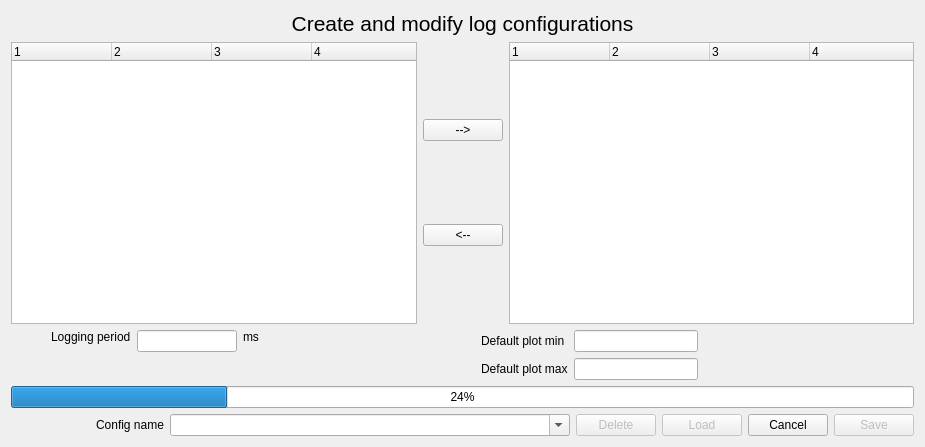
bitcraze/crazyflie-clients-python, file lib/cfclient/ui/dialogs/logconfigdialogue.ui: the form before one commit.
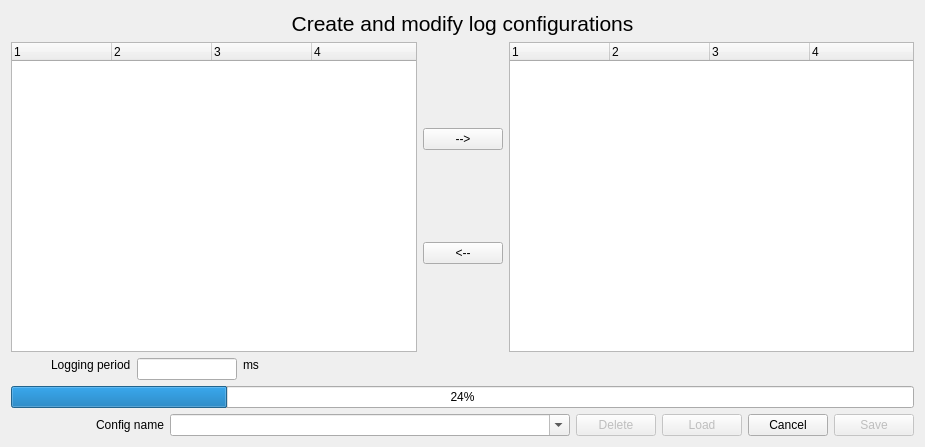
The form after the commit.

Commit message: Removed plot-range setting for log configs

Patch:
```diff
--- a/lib/cfclient/ui/dialogs/logconfigdialogue.ui
+++ b/lib/cfclient/ui/dialogs/logconfigdialogue.ui
@@ -177,47 +177,6 @@
          </property>
         </spacer>
        </item>
-       <item>
-        <layout class="QVBoxLayout" name="min_max_layout">
-         <item>
-          <layout class="QGridLayout" name="gridLayout_3">
-           <item row="0" column="1">
-            <widget class="QLineEdit" name="_plot_min"/>
-           </item>
-           <item row="1" column="1">
-            <widget class="QLineEdit" name="_plot_max"/>
-           </item>
-           <item row="0" column="0">
-            <widget class="QLabel" name="label_4">
-             <property name="text">
-              <string>Default plot min</string>
-             </property>
-            </widget>
-           </item>
-           <item row="1" column="0">
-            <widget class="QLabel" name="label_5">
-             <property name="text">
-              <string>Default plot max</string>
-             </property>
-            </widget>
-           </item>
-          </layout>
-         </item>
-        </layout>
-       </item>
-       <item>
-        <spacer name="horizontalSpacer">
-         <property name="orientation">
-          <enum>Qt::Horizontal</enum>
-         </property>
-         <property name="sizeHint" stdset="0">
-          <size>
-           <width>40</width>
-           <height>20</height>
-          </size>
-         </property>
-        </spacer>
-       </item>
       </layout>
      </item>
      <item>
```
The commit also changes 4 other files.
